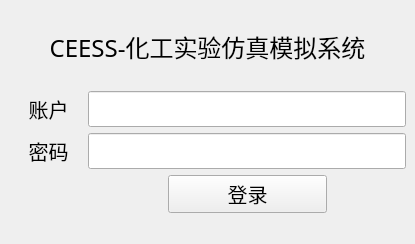
Above: ui/Login.ui from Desmond121/CEESS before the change. Below: the same form after it.
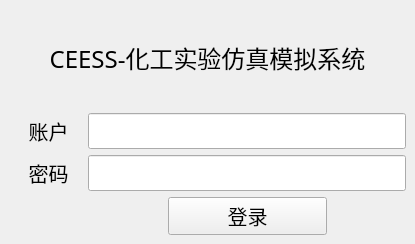
That is the form after the change.

```diff
--- a/ui/Login.ui
+++ b/ui/Login.ui
@@ -187,11 +187,6 @@
     </item>
    </layout>
   </widget>
-  <widget class="QStatusBar" name="statusbar">
-   <property name="sizeGripEnabled">
-    <bool>false</bool>
-   </property>
-  </widget>
  </widget>
  <resources/>
  <connections/>
```
